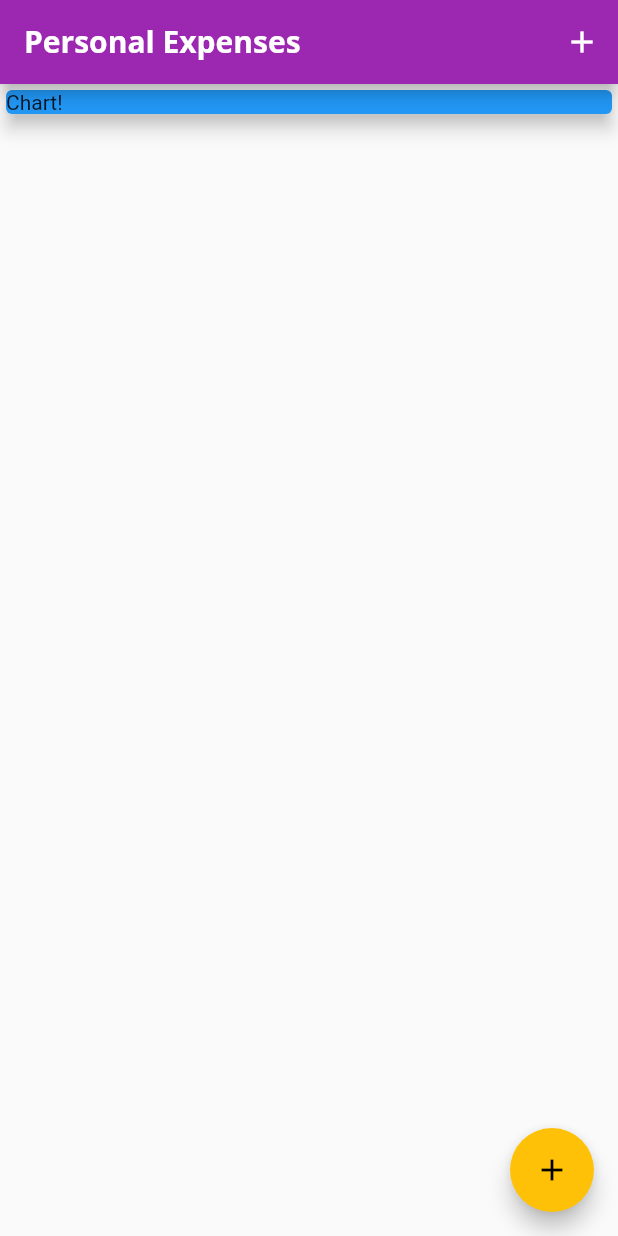
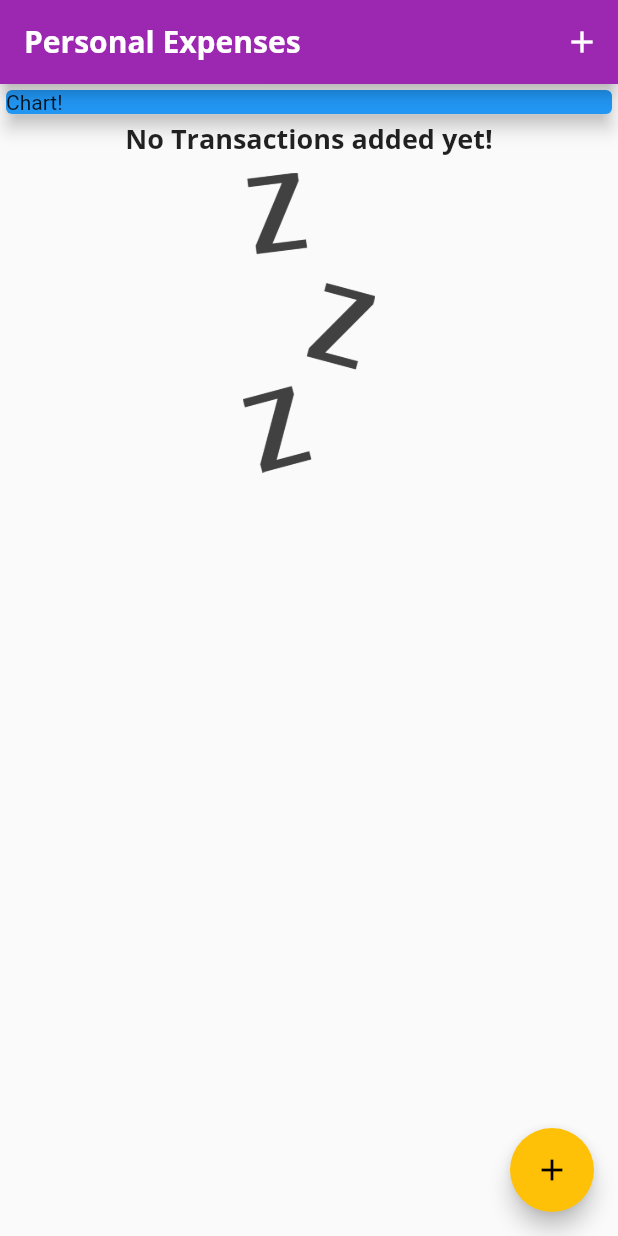
Before and after one commit to a7md0/FlutterPersonalExpenses, a Flutter app: the screen it shows after launch, on a phone screen of 412 x 824 dp. Run offline on Flutter 3.47's test engine with Material 2 defaults, Android fonts, the phone set to English and light mode, and no system bars.

Commit message:
Show message and image for empty tx list

```diff
--- a/lib/widgets/transaction_list.dart
+++ b/lib/widgets/transaction_list.dart
@@ -12,7 +12,26 @@ class TranscationList extends StatelessWidget {
   Widget build(BuildContext context) {
     return Container(
       height: 400,
-      child: ListView.builder(
+      child: transactions.isEmpty
+          ? Column(
+              children: [
+                Text(
+                  'No Transactions added yet!',
+                  style: Theme.of(context).textTheme.headline6,
+                ),
+                SizedBox(
+                  height: 10,
+                ),
+                Container(
+                  height: 200,
+                  child: Image.asset(
+                    'assets/images/waiting.png',
+                    fit: BoxFit.cover,
+                  ),
+                )
+              ],
+            )
+          : ListView.builder(
               itemCount: transactions.length,
               itemBuilder: (ctx, index) {
                 return Card(
```
Lines whose indentation alone changed are shown as unchanged.
